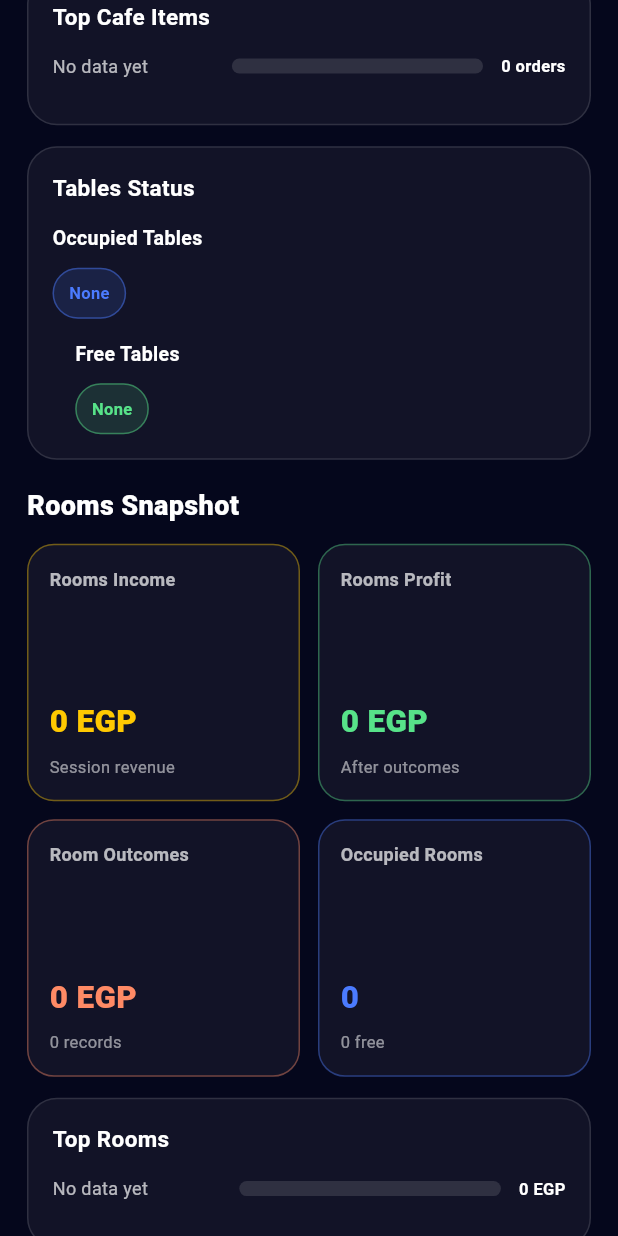
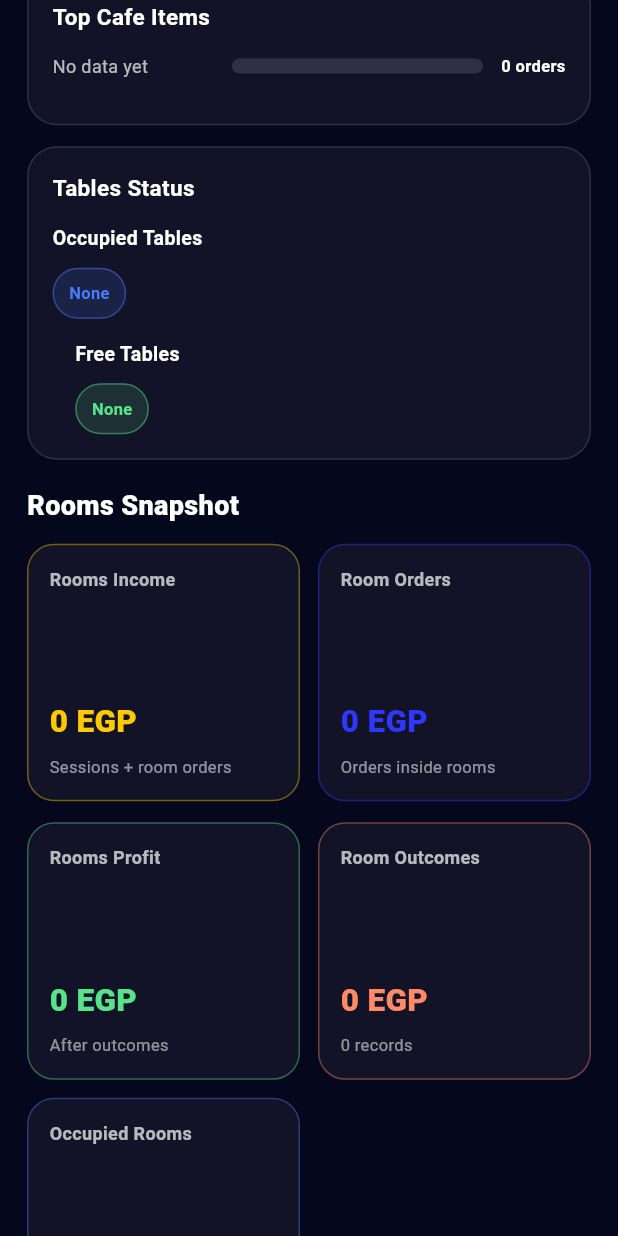
Before and after one commit to ahmedalnagdy18/quarto, a Flutter app: the screen it shows after launch, scrolled down 1728 dp, on a phone screen of 412 x 824 dp. Run offline on Flutter 3.47's test engine with Material 3 defaults, Android fonts, the phone set to English and light mode, and no system bars; our stand-ins replace bloc, equatable, flutter_bloc, flutter_svg, get_it, pdf and 3 more; missing offline and left inert: excel, window_manager; accounts and stored records are empty.

Commit message:
fix mobile

```diff
--- a/lib/mobile_analytics_page.dart
+++ b/lib/mobile_analytics_page.dart
@@ -161,7 +161,7 @@ class _MobileAnalyticsPageState extends State<MobileAnalyticsPage> {
                         title: 'Total Revenue',
                         value: _currency(data.totalRevenue),
                         accent: AppColors.yellowColor,
-                        subtitle: 'Rooms + Cafe',
+                        subtitle: 'Rooms + room orders + cafe',
                       ),
                       _MetricItem(
                         title: 'Net Profit',
@@ -294,8 +294,19 @@ class _MobileAnalyticsPageState extends State<MobileAnalyticsPage> {
                         title: 'Rooms Income',
                         value: _currency(data.playStationRevenue),
                         accent: AppColors.yellowColor,
-                        subtitle: 'Session revenue',
+                        subtitle: 'Sessions + room orders',
                       ),
+                      _MetricItem(
+                        title: 'Room Orders',
+                        value: _currency(data.roomOrdersRevenue),
+                        accent: const Color(0xFF2F37FF),
+                        subtitle: 'Orders inside rooms',
+                      ),
+                    ],
+                  ),
+                  const SizedBox(height: 14),
+                  _MetricGrid(
+                    items: [
                       _MetricItem(
                         title: 'Rooms Profit',
                         value: _currency(data.playStationNetProfit),
@@ -313,6 +324,23 @@ class _MobileAnalyticsPageState extends State<MobileAnalyticsPage> {
                         value: '${data.occupiedRooms}',
                         accent: const Color(0xFF4B7BFF),
                         subtitle: '${data.freeRooms} free',
+                      ),
+                    ],
+                  ),
+                  const SizedBox(height: 14),
+                  _MetricGrid(
+                    items: [
+                      _MetricItem(
+                        title: 'Room Cash',
+                        value: _currency(data.roomCashRevenue),
+                        accent: const Color(0xFF4B7BFF),
+                        subtitle: 'Ended sessions paid in cash',
+                      ),
+                      _MetricItem(
+                        title: 'Room Visa',
+                        value: _currency(data.roomVisaRevenue),
+                        accent: const Color(0xFF34D1BF),
+                        subtitle: 'Ended sessions paid by card',
                       ),
                     ],
                   ),
@@ -383,8 +411,11 @@ class _MobileAnalyticsSnapshot {
     required this.activeUnits,
     required this.totalUnits,
     required this.playStationRevenue,
+    required this.roomOrdersRevenue,
     required this.playStationNetProfit,
     required this.roomExpenses,
+    required this.roomCashRevenue,
+    required this.roomVisaRevenue,
     required this.cafeRevenue,
     required this.cafeNetProfit,
     required this.cafeExpenses,
@@ -415,8 +446,11 @@ class _MobileAnalyticsSnapshot {
   final int activeUnits;
   final int totalUnits;
   final double playStationRevenue;
+  final double roomOrdersRevenue;
   final double playStationNetProfit;
   final double roomExpenses;
+  final double roomCashRevenue;
+  final double roomVisaRevenue;
   final double cafeRevenue;
   final double cafeNetProfit;
   final double cafeExpenses;
@@ -455,27 +489,37 @@ class _MobileAnalyticsSnapshot {
     final consoleTypeRevenue = <String, double>{'ps4': 0, 'ps5': 0};
 
     var endedPlayStationRevenue = 0.0;
+    var endedRoomOrdersRevenue = 0.0;
+    var roomCashRevenue = 0.0;
+    var roomVisaRevenue = 0.0;
     for (final session in endedSessions) {
-      final sessionFee = math.max(
-        0.0,
-        session.totalCost - session.ordersTotal,
-      );
-      endedPlayStationRevenue += sessionFee;
+      final ordersRevenue = session.ordersTotal.clamp(0.0, session.totalCost);
+      endedPlayStationRevenue += session.totalCost;
+      endedRoomOrdersRevenue += ordersRevenue;
       roomRevenueById.update(
         session.roomId,
-        (value) => value + sessionFee,
-        ifAbsent: () => sessionFee,
+        (value) => value + session.totalCost,
+        ifAbsent: () => session.totalCost,
       );
+      final paymentMethod = _normalizeRoomPaymentMethod(session.paymentMethod);
+      if (paymentMethod == 'Cash') {
+        roomCashRevenue += session.totalCost;
+      } else if (paymentMethod == 'Visa') {
+        roomVisaRevenue += session.totalCost;
+      }
       final key = (session.psType ?? '').toLowerCase();
       if (consoleTypeRevenue.containsKey(key)) {
-        consoleTypeRevenue[key] = (consoleTypeRevenue[key] ?? 0) + sessionFee;
+        consoleTypeRevenue[key] =
+            (consoleTypeRevenue[key] ?? 0) + session.totalCost;
       }
     }
 
     var activePlayStationRevenue = 0.0;
+    var activeRoomOrdersRevenue = 0.0;
     for (final room in rooms.where((room) => room.isOccupied)) {
-      final activeRevenue = room.calculatedCost;
+      final activeRevenue = room.calculatedCost + room.ordersTotal;
       activePlayStationRevenue += activeRevenue;
+      activeRoomOrdersRevenue += room.ordersTotal;
       roomRevenueById.update(
         room.id,
         (value) => value + activeRevenue,
@@ -490,6 +534,7 @@ class _MobileAnalyticsSnapshot {
 
     final playStationRevenue =
         endedPlayStationRevenue + activePlayStationRevenue;
+    final roomOrdersRevenue = endedRoomOrdersRevenue + activeRoomOrdersRevenue;
     final roomExpenses = roomOutcomes.fold<double>(
       0,
       (sum, item) => sum + (item.price * item.quantity),
@@ -576,8 +621,11 @@ class _MobileAnalyticsSnapshot {
       activeUnits: activeUnits,
       totalUnits: totalUnits,
       playStationRevenue: playStationRevenue,
+      roomOrdersRevenue: roomOrdersRevenue,
       playStationNetProfit: playStationNetProfit,
       roomExpenses: roomExpenses,
+      roomCashRevenue: roomCashRevenue,
+      roomVisaRevenue: roomVisaRevenue,
       cafeRevenue: cafeRevenue,
       cafeNetProfit: cafeNetProfit,
       cafeExpenses: cafeExpenses,
@@ -1064,3 +1112,14 @@ class _MobileSectionTitle extends StatelessWidget {
 }
 
 String _currency(double value) => '${value.toStringAsFixed(0)} EGP';
+
+String _normalizeRoomPaymentMethod(String? value) {
+  switch ((value ?? '').trim().toLowerCase()) {
+    case 'visa':
+      return 'Visa';
+    case 'cash':
+      return 'Cash';
+    default:
+      return '--';
+  }
+}
```
